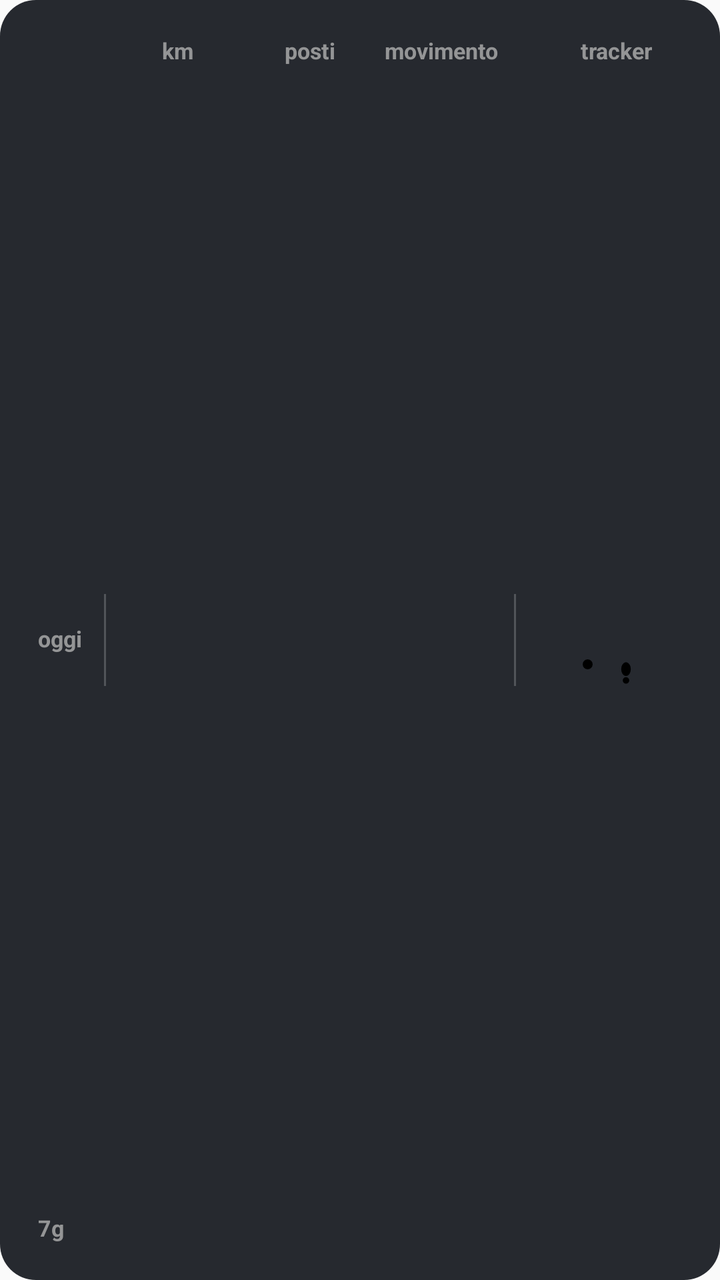
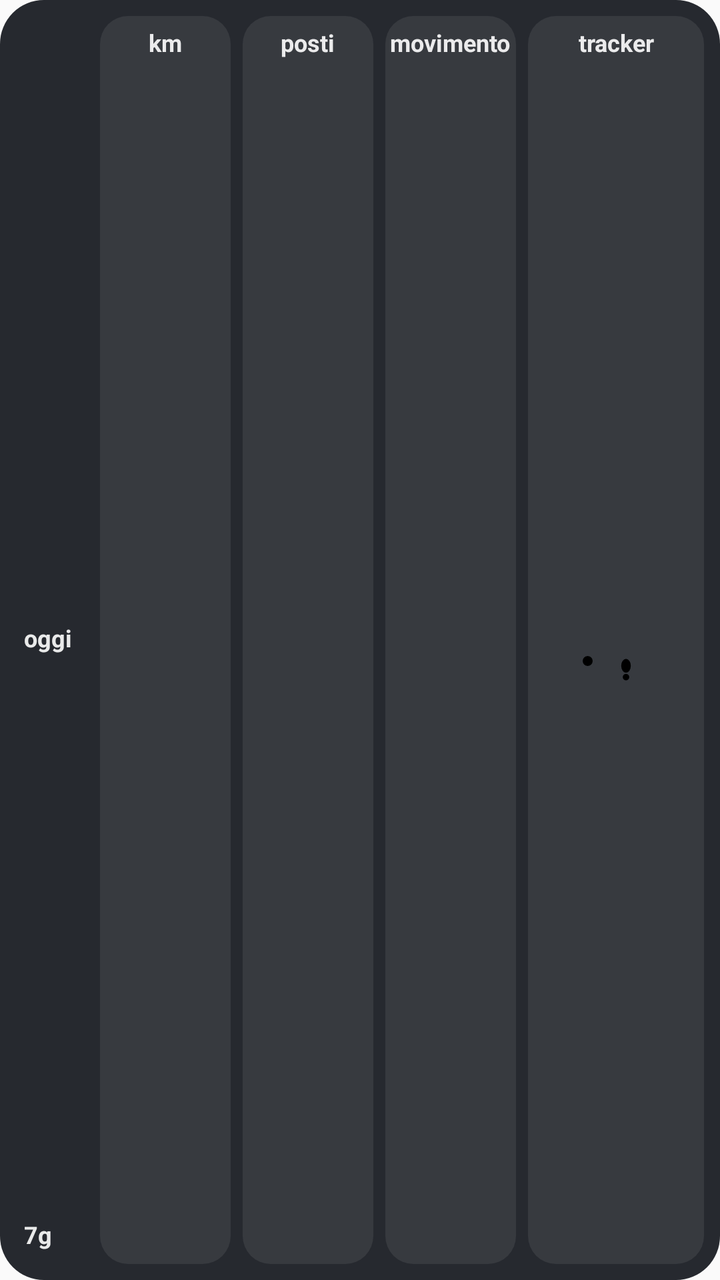

Screens rendered from an Android XML layout before and after an edit, with the pre-edit source and the edit as a unified diff.
<!-- AndroidManifest.xml: application theme android:Theme.Material.Light.NoActionBar -->
<!-- res/layout/widget_today_dark.xml -->
<?xml version="1.0" encoding="utf-8"?>
<LinearLayout xmlns:android="http://schemas.android.com/apk/res/android"
    android:id="@+id/w_root"
    android:layout_width="match_parent"
    android:layout_height="match_parent"
    android:orientation="horizontal"
    android:gravity="center_vertical"
    android:padding="8dp"
    android:background="@drawable/widget_flat_dark">

    <LinearLayout
        android:id="@+id/w_col_lbl"
        android:layout_width="wrap_content"
        android:layout_height="match_parent"
        android:minWidth="34dp"
        android:paddingLeft="11dp"
        android:layout_marginRight="10dp"
        android:orientation="vertical">
        <TextView
            android:layout_width="wrap_content"
            android:layout_height="wrap_content"
            android:layout_gravity="left"
            android:gravity="center"
            android:paddingTop="11dp"
            android:paddingBottom="0dp"
            android:text=" "
            android:includeFontPadding="false"
            android:textSize="11.2sp"
            android:textStyle="bold"
            android:textColor="#D9A8A8A8"
            android:maxLines="1" />
        <TextView
            android:layout_width="match_parent"
            android:layout_height="0dp"
            android:layout_weight="1" />
        <TextView
            android:layout_width="wrap_content"
            android:layout_height="wrap_content"
            android:minHeight="21dp"
            android:layout_gravity="left"
            android:gravity="center_vertical"
            android:text="oggi"
            android:includeFontPadding="false"
            android:textSize="11.2sp"
            android:textStyle="bold"
            android:textColor="#D9A8A8A8"
            android:maxLines="1" />
        <TextView
            android:layout_width="match_parent"
            android:layout_height="0dp"
            android:layout_weight="1" />
        <TextView
            android:layout_width="wrap_content"
            android:layout_height="wrap_content"
            android:layout_gravity="left"
            android:gravity="center"
            android:paddingTop="0dp"
            android:paddingBottom="11dp"
            android:text="7g"
            android:includeFontPadding="false"
            android:textSize="11.2sp"
            android:textStyle="bold"
            android:textColor="#D9A8A8A8"
            android:maxLines="1" />
    </LinearLayout>
    <ImageView
        android:layout_width="1dp"
        android:layout_height="46dp"
        android:background="#33FFFFFF" />
    <LinearLayout
        android:id="@+id/w_col_km"
        android:layout_width="0dp"
        android:layout_height="match_parent"
        android:layout_weight="1"
        android:layout_marginLeft="6dp"
        android:orientation="vertical">
        <TextView
            android:layout_width="wrap_content"
            android:layout_height="wrap_content"
            android:layout_gravity="center_horizontal"
            android:gravity="center"
            android:paddingTop="11dp"
            android:paddingBottom="0dp"
            android:text="km"
            android:includeFontPadding="false"
            android:textSize="11.2sp"
            android:textStyle="bold"
            android:textColor="#D9A8A8A8"
            android:maxLines="1" />
        <TextView
            android:layout_width="match_parent"
            android:layout_height="0dp"
            android:layout_weight="1" />
        <TextView
            android:id="@+id/w_km"
            android:layout_width="match_parent"
            android:layout_height="wrap_content"
            android:minHeight="21dp"
            android:gravity="center"
            android:includeFontPadding="false"
            android:textSize="16.8sp"
            android:textStyle="bold"
            android:textColor="#FFFFFF"
            android:maxLines="1" />
        <TextView
            android:layout_width="match_parent"
            android:layout_height="0dp"
            android:layout_weight="1" />
        <TextView
            android:id="@+id/w_km_week"
            android:layout_width="match_parent"
            android:layout_height="wrap_content"
            android:layout_gravity="center_horizontal"
            android:gravity="center_horizontal"
            android:paddingTop="0dp"
            android:paddingBottom="11dp"
            android:includeFontPadding="false"
            android:textSize="11.2sp"
            android:textStyle="bold"
            android:textColor="#D9A8A8A8"
            android:maxLines="1" />
    </LinearLayout>
    <LinearLayout
        android:id="@+id/w_col_places"
        android:layout_width="0dp"
        android:layout_height="match_parent"
        android:layout_weight="1"
        android:layout_marginLeft="6dp"
        android:orientation="vertical">
        <TextView
            android:layout_width="wrap_content"
            android:layout_height="wrap_content"
            android:layout_gravity="center_horizontal"
            android:gravity="center"
            android:paddingTop="11dp"
            android:paddingBottom="0dp"
            android:text="posti"
            android:includeFontPadding="false"
            android:textSize="11.2sp"
            android:textStyle="bold"
            android:textColor="#D9A8A8A8"
            android:maxLines="1" />
        <TextView
            android:layout_width="match_parent"
            android:layout_height="0dp"
            android:layout_weight="1" />
        <TextView
            android:id="@+id/w_places"
            android:layout_width="match_parent"
            android:layout_height="wrap_content"
            android:minHeight="21dp"
            android:gravity="center"
            android:includeFontPadding="false"
            android:textSize="16.8sp"
            android:textStyle="bold"
            android:textColor="#FFFFFF"
            android:maxLines="1" />
        <TextView
            android:layout_width="match_parent"
            android:layout_height="0dp"
            android:layout_weight="1" />
        <TextView
            android:id="@+id/w_places_week"
            android:layout_width="match_parent"
            android:layout_height="wrap_content"
            android:layout_gravity="center_horizontal"
            android:gravity="center_horizontal"
            android:paddingTop="0dp"
            android:paddingBottom="11dp"
            android:includeFontPadding="false"
            android:textSize="11.2sp"
            android:textStyle="bold"
            android:textColor="#D9A8A8A8"
            android:maxLines="1" />
    </LinearLayout>
    <LinearLayout
        android:id="@+id/w_col_time"
        android:layout_width="0dp"
        android:layout_height="match_parent"
        android:layout_weight="1"
        android:layout_marginLeft="6dp"
        android:orientation="vertical">
        <TextView
            android:layout_width="wrap_content"
            android:layout_height="wrap_content"
            android:layout_gravity="center_horizontal"
            android:gravity="center"
            android:paddingTop="11dp"
            android:paddingBottom="0dp"
            android:text="movimento"
            android:includeFontPadding="false"
            android:textSize="11.2sp"
            android:textStyle="bold"
            android:textColor="#D9A8A8A8"
            android:maxLines="1" />
        <TextView
            android:layout_width="match_parent"
            android:layout_height="0dp"
            android:layout_weight="1" />
        <TextView
            android:id="@+id/w_time"
            android:layout_width="match_parent"
            android:layout_height="wrap_content"
            android:minHeight="21dp"
            android:gravity="center"
            android:includeFontPadding="false"
            android:textSize="16.8sp"
            android:textStyle="bold"
            android:textColor="#FFFFFF"
            android:maxLines="1" />
        <TextView
            android:layout_width="match_parent"
            android:layout_height="0dp"
            android:layout_weight="1" />
        <TextView
            android:id="@+id/w_time_week"
            android:layout_width="match_parent"
            android:layout_height="wrap_content"
            android:layout_gravity="center_horizontal"
            android:gravity="center_horizontal"
            android:paddingTop="0dp"
            android:paddingBottom="11dp"
            android:includeFontPadding="false"
            android:textSize="11.2sp"
            android:textStyle="bold"
            android:textColor="#D9A8A8A8"
            android:maxLines="1" />
    </LinearLayout>
    <ImageView
        android:layout_width="1dp"
        android:layout_height="46dp"
        android:layout_marginLeft="6dp"
        android:background="#33FFFFFF" />
    <LinearLayout
        android:id="@+id/w_col_pos"
        android:layout_width="wrap_content"
        android:layout_height="match_parent"
        android:minWidth="88dp"
        android:paddingLeft="11dp"
        android:paddingRight="11dp"
        android:layout_marginLeft="6dp"
        android:orientation="vertical">
        <TextView
            android:id="@+id/w_lbl_pos"
            android:layout_width="wrap_content"
            android:layout_height="wrap_content"
            android:layout_gravity="center_horizontal"
            android:gravity="center"
            android:paddingTop="11dp"
            android:paddingBottom="0dp"
            android:text="tracker"
            android:includeFontPadding="false"
            android:textSize="11.2sp"
            android:textStyle="bold"
            android:textColor="#D9A8A8A8"
            android:maxLines="1" />
        <LinearLayout
            android:layout_width="match_parent"
            android:layout_height="0dp"
            android:layout_weight="1"
            android:orientation="horizontal"
            android:gravity="center">
            <ViewFlipper
                android:id="@+id/w_flip_still"
                android:layout_width="23.1dp"
                android:layout_height="23.1dp"
                android:autoStart="true"
                android:flipInterval="500"
                android:inAnimation="@android:anim/fade_in"
                android:outAnimation="@android:anim/fade_out">
            <ImageView
                android:id="@+id/still_0"
                android:layout_width="match_parent"
                android:layout_height="match_parent"
                android:scaleType="fitCenter"
                android:src="@drawable/ic_still_0" />
            <ImageView
                android:id="@+id/still_1"
                android:layout_width="match_parent"
                android:layout_height="match_parent"
                android:scaleType="fitCenter"
                android:src="@drawable/ic_still_1" />
            <ImageView
                android:id="@+id/still_2"
                android:layout_width="match_parent"
                android:layout_height="match_parent"
                android:scaleType="fitCenter"
                android:src="@drawable/ic_still_2" />
            <ImageView
                android:id="@+id/still_3"
                android:layout_width="match_parent"
                android:layout_height="match_parent"
                android:scaleType="fitCenter"
                android:src="@drawable/ic_still_3" />
            </ViewFlipper>
            <ViewFlipper
                android:id="@+id/w_flip_steps"
                android:layout_width="23.1dp"
                android:layout_height="23.1dp"
                android:autoStart="true"
                android:flipInterval="500"
                android:inAnimation="@android:anim/fade_in"
                android:outAnimation="@android:anim/fade_out">
            <ImageView
                android:id="@+id/steps_0"
                android:layout_width="match_parent"
                android:layout_height="match_parent"
                android:scaleType="fitCenter"
                android:src="@drawable/ic_steps_0" />
            <ImageView
                android:id="@+id/steps_1"
                android:layout_width="match_parent"
                android:layout_height="match_parent"
                android:scaleType="fitCenter"
                android:src="@drawable/ic_steps_1" />
            <ImageView
                android:id="@+id/steps_2"
                android:layout_width="match_parent"
                android:layout_height="match_parent"
                android:scaleType="fitCenter"
                android:src="@drawable/ic_steps_2" />
            <ImageView
                android:id="@+id/steps_3"
                android:layout_width="match_parent"
                android:layout_height="match_parent"
                android:scaleType="fitCenter"
                android:src="@drawable/ic_steps_3" />
            </ViewFlipper>
            <TextView
                android:id="@+id/w_ago"
                android:layout_width="wrap_content"
                android:layout_height="wrap_content"
                android:layout_marginLeft="5dp"
                android:gravity="center"
                android:includeFontPadding="false"
                android:textSize="16.8sp"
                android:textStyle="bold"
                android:textColor="#FFFFFF"
                android:maxLines="1" />
        </LinearLayout>
    </LinearLayout>
</LinearLayout>
<!-- resources referenced by this layout -->
<resources>
  <!-- drawable ic_steps_0 (drawable) -->
  <?xml version="1.0" encoding="utf-8"?>
  <vector xmlns:android="http://schemas.android.com/apk/res/android"
      android:width="24dp"
      android:height="24dp"
      android:viewportWidth="24"
      android:viewportHeight="24">
      <path
          android:fillColor="#FF000000"
          android:fillAlpha="1.0"
          android:pathData="M5.5,14.5a2.5,3.6 0 1,0 5,0a2.5,3.6 0 1,0 -5,0z" />
      <path
          android:fillColor="#FF000000"
          android:fillAlpha="1.0"
          android:pathData="M6.3,20.4a1.7,1.7 0 1,0 3.4,0a1.7,1.7 0 1,0 -3.4,0z" />
  </vector>
  <!-- drawable ic_steps_3 (drawable) -->
  <?xml version="1.0" encoding="utf-8"?>
  <vector xmlns:android="http://schemas.android.com/apk/res/android"
      android:width="24dp"
      android:height="24dp"
      android:viewportWidth="24"
      android:viewportHeight="24">
      <path
          android:fillColor="#FF000000"
          android:fillAlpha="1.0"
          android:pathData="M13.5,5.5a2.5,3.6 0 1,0 5,0a2.5,3.6 0 1,0 -5,0z" />
      <path
          android:fillColor="#FF000000"
          android:fillAlpha="1.0"
          android:pathData="M14.3,11.4a1.7,1.7 0 1,0 3.4,0a1.7,1.7 0 1,0 -3.4,0z" />
  </vector>
  <!-- drawable ic_still_0 (drawable) -->
  <?xml version="1.0" encoding="utf-8"?>
  <vector xmlns:android="http://schemas.android.com/apk/res/android"
      android:width="24dp"
      android:height="24dp"
      android:viewportWidth="24"
      android:viewportHeight="24">
      <path
          android:fillColor="#FF000000"
          android:fillAlpha="1.0"
          android:pathData="M12,12m-2.6,0a2.6,2.6 0 1,0 5.2,0a2.6,2.6 0 1,0 -5.2,0" />
  </vector>
  <!-- drawable ic_still_1 (drawable) -->
  <?xml version="1.0" encoding="utf-8"?>
  <vector xmlns:android="http://schemas.android.com/apk/res/android"
      android:width="24dp"
      android:height="24dp"
      android:viewportWidth="24"
      android:viewportHeight="24">
      <path
          android:fillColor="#FF000000"
          android:fillAlpha="1.0"
          android:pathData="M12,12m-2.6,0a2.6,2.6 0 1,0 5.2,0a2.6,2.6 0 1,0 -5.2,0" />
      <path
          android:fillColor="#00000000"
          android:strokeColor="#FF000000"
          android:strokeAlpha="1.0"
          android:strokeWidth="1.8"
          android:pathData="M12,12m-5.6,0a5.6,5.6 0 1,0 11.2,0a5.6,5.6 0 1,0 -11.2,0" />
  </vector>
  <!-- drawable ic_still_3 (drawable) -->
  <?xml version="1.0" encoding="utf-8"?>
  <vector xmlns:android="http://schemas.android.com/apk/res/android"
      android:width="24dp"
      android:height="24dp"
      android:viewportWidth="24"
      android:viewportHeight="24">
      <path
          android:fillColor="#FF000000"
          android:fillAlpha="1.0"
          android:pathData="M12,12m-2.6,0a2.6,2.6 0 1,0 5.2,0a2.6,2.6 0 1,0 -5.2,0" />
      <path
          android:fillColor="#00000000"
          android:strokeColor="#FF000000"
          android:strokeAlpha="0.45"
          android:strokeWidth="1.5"
          android:pathData="M12,12m-9.8,0a9.8,9.8 0 1,0 19.6,0a9.8,9.8 0 1,0 -19.6,0" />
  </vector>
  <!-- drawable widget_flat_dark (drawable) -->
  <?xml version="1.0" encoding="utf-8"?>
  <shape xmlns:android="http://schemas.android.com/apk/res/android" android:shape="rectangle">
      <solid android:color="#F21B1E24" />
      <corners android:radius="18dp" />
  </shape>
  <!-- unchanged entries left out for length: 3 -->
</resources>

<!-- the commit's change to res/layout/widget_today_dark.xml (unified diff, before → after) -->
@@ -13,21 +13,21 @@
         android:layout_width="wrap_content"
         android:layout_height="match_parent"
         android:minWidth="34dp"
-        android:paddingLeft="11dp"
-        android:layout_marginRight="10dp"
+        android:paddingLeft="4dp"
+        android:layout_marginRight="2dp"
         android:orientation="vertical">
         <TextView
             android:layout_width="wrap_content"
             android:layout_height="wrap_content"
             android:layout_gravity="left"
             android:gravity="center"
-            android:paddingTop="11dp"
+            android:paddingTop="7dp"
             android:paddingBottom="0dp"
             android:text=" "
             android:includeFontPadding="false"
-            android:textSize="11.2sp"
-            android:textStyle="bold"
-            android:textColor="#D9A8A8A8"
+            android:textSize="12sp"
+            android:textStyle="bold"
+            android:textColor="#E6FFFFFF"
             android:maxLines="1" />
         <TextView
             android:layout_width="match_parent"
@@ -41,9 +41,9 @@
             android:gravity="center_vertical"
             android:text="oggi"
             android:includeFontPadding="false"
-            android:textSize="11.2sp"
-            android:textStyle="bold"
-            android:textColor="#D9A8A8A8"
+            android:textSize="12sp"
+            android:textStyle="bold"
+            android:textColor="#E6FFFFFF"
             android:maxLines="1" />
         <TextView
             android:layout_width="match_parent"
@@ -55,20 +55,17 @@
             android:layout_gravity="left"
             android:gravity="center"
             android:paddingTop="0dp"
-            android:paddingBottom="11dp"
+            android:paddingBottom="7dp"
             android:text="7g"
             android:includeFontPadding="false"
-            android:textSize="11.2sp"
-            android:textStyle="bold"
-            android:textColor="#D9A8A8A8"
-            android:maxLines="1" />
-    </LinearLayout>
-    <ImageView
-        android:layout_width="1dp"
-        android:layout_height="46dp"
-        android:background="#33FFFFFF" />
+            android:textSize="12sp"
+            android:textStyle="bold"
+            android:textColor="#E6FFFFFF"
+            android:maxLines="1" />
+    </LinearLayout>
     <LinearLayout
         android:id="@+id/w_col_km"
+        android:background="@drawable/widget_cell"
         android:layout_width="0dp"
         android:layout_height="match_parent"
         android:layout_weight="1"
@@ -79,13 +76,13 @@
             android:layout_height="wrap_content"
             android:layout_gravity="center_horizontal"
             android:gravity="center"
-            android:paddingTop="11dp"
+            android:paddingTop="7dp"
             android:paddingBottom="0dp"
             android:text="km"
             android:includeFontPadding="false"
-            android:textSize="11.2sp"
-            android:textStyle="bold"
-            android:textColor="#D9A8A8A8"
+            android:textSize="12sp"
+            android:textStyle="bold"
+            android:textColor="#E6FFFFFF"
             android:maxLines="1" />
         <TextView
             android:layout_width="match_parent"
@@ -98,7 +95,7 @@
             android:minHeight="21dp"
             android:gravity="center"
             android:includeFontPadding="false"
-            android:textSize="16.8sp"
+            android:textSize="16.5sp"
             android:textStyle="bold"
             android:textColor="#FFFFFF"
             android:maxLines="1" />
@@ -113,15 +110,16 @@
             android:layout_gravity="center_horizontal"
             android:gravity="center_horizontal"
             android:paddingTop="0dp"
-            android:paddingBottom="11dp"
-            android:includeFontPadding="false"
-            android:textSize="11.2sp"
-            android:textStyle="bold"
-            android:textColor="#D9A8A8A8"
+            android:paddingBottom="7dp"
+            android:includeFontPadding="false"
+            android:textSize="12sp"
+            android:textStyle="bold"
+            android:textColor="#E6FFFFFF"
             android:maxLines="1" />
     </LinearLayout>
     <LinearLayout
         android:id="@+id/w_col_places"
+        android:background="@drawable/widget_cell"
         android:layout_width="0dp"
         android:layout_height="match_parent"
         android:layout_weight="1"
@@ -132,13 +130,13 @@
             android:layout_height="wrap_content"
             android:layout_gravity="center_horizontal"
             android:gravity="center"
-            android:paddingTop="11dp"
+            android:paddingTop="7dp"
             android:paddingBottom="0dp"
             android:text="posti"
             android:includeFontPadding="false"
-            android:textSize="11.2sp"
-            android:textStyle="bold"
-            android:textColor="#D9A8A8A8"
+            android:textSize="12sp"
+            android:textStyle="bold"
+            android:textColor="#E6FFFFFF"
             android:maxLines="1" />
         <TextView
             android:layout_width="match_parent"
@@ -151,7 +149,7 @@
             android:minHeight="21dp"
             android:gravity="center"
             android:includeFontPadding="false"
-            android:textSize="16.8sp"
+            android:textSize="16.5sp"
             android:textStyle="bold"
             android:textColor="#FFFFFF"
             android:maxLines="1" />
@@ -166,15 +164,16 @@
             android:layout_gravity="center_horizontal"
             android:gravity="center_horizontal"
             android:paddingTop="0dp"
-            android:paddingBottom="11dp"
-            android:includeFontPadding="false"
-            android:textSize="11.2sp"
-            android:textStyle="bold"
-            android:textColor="#D9A8A8A8"
+            android:paddingBottom="7dp"
+            android:includeFontPadding="false"
+            android:textSize="12sp"
+            android:textStyle="bold"
+            android:textColor="#E6FFFFFF"
             android:maxLines="1" />
     </LinearLayout>
     <LinearLayout
         android:id="@+id/w_col_time"
+        android:background="@drawable/widget_cell"
         android:layout_width="0dp"
         android:layout_height="match_parent"
         android:layout_weight="1"
@@ -185,13 +184,13 @@
             android:layout_height="wrap_content"
             android:layout_gravity="center_horizontal"
             android:gravity="center"
-            android:paddingTop="11dp"
+            android:paddingTop="7dp"
             android:paddingBottom="0dp"
             android:text="movimento"
             android:includeFontPadding="false"
-            android:textSize="11.2sp"
-            android:textStyle="bold"
-            android:textColor="#D9A8A8A8"
+            android:textSize="12sp"
+            android:textStyle="bold"
+            android:textColor="#E6FFFFFF"
             android:maxLines="1" />
         <TextView
             android:layout_width="match_parent"
@@ -204,7 +203,7 @@
             android:minHeight="21dp"
             android:gravity="center"
             android:includeFontPadding="false"
-            android:textSize="16.8sp"
+            android:textSize="16.5sp"
             android:textStyle="bold"
             android:textColor="#FFFFFF"
             android:maxLines="1" />
@@ -219,26 +218,22 @@
             android:layout_gravity="center_horizontal"
             android:gravity="center_horizontal"
             android:paddingTop="0dp"
-            android:paddingBottom="11dp"
-            android:includeFontPadding="false"
-            android:textSize="11.2sp"
-            android:textStyle="bold"
-            android:textColor="#D9A8A8A8"
-            android:maxLines="1" />
-    </LinearLayout>
-    <ImageView
-        android:layout_width="1dp"
-        android:layout_height="46dp"
+            android:paddingBottom="7dp"
+            android:includeFontPadding="false"
+            android:textSize="12sp"
+            android:textStyle="bold"
+            android:textColor="#E6FFFFFF"
+            android:maxLines="1" />
+    </LinearLayout>
+    <LinearLayout
+        android:id="@+id/w_col_pos"
+        android:background="@drawable/widget_cell"
+        android:layout_width="wrap_content"
+        android:layout_height="match_parent"
+        android:minWidth="88dp"
+        android:paddingLeft="6dp"
+        android:paddingRight="6dp"
         android:layout_marginLeft="6dp"
-        android:background="#33FFFFFF" />
-    <LinearLayout
-        android:id="@+id/w_col_pos"
-        android:layout_width="wrap_content"
-        android:layout_height="match_parent"
-        android:minWidth="88dp"
-        android:paddingLeft="11dp"
-        android:paddingRight="11dp"
-        android:layout_marginLeft="6dp"
         android:orientation="vertical">
         <TextView
             android:id="@+id/w_lbl_pos"
@@ -246,13 +241,13 @@
             android:layout_height="wrap_content"
             android:layout_gravity="center_horizontal"
             android:gravity="center"
-            android:paddingTop="11dp"
+            android:paddingTop="7dp"
             android:paddingBottom="0dp"
             android:text="tracker"
             android:includeFontPadding="false"
-            android:textSize="11.2sp"
-            android:textStyle="bold"
-            android:textColor="#D9A8A8A8"
+            android:textSize="12sp"
+            android:textStyle="bold"
+            android:textColor="#E6FFFFFF"
             android:maxLines="1" />
         <LinearLayout
             android:layout_width="match_parent"
@@ -333,7 +328,7 @@
                 android:layout_marginLeft="5dp"
                 android:gravity="center"
                 android:includeFontPadding="false"
-                android:textSize="16.8sp"
+                android:textSize="16.5sp"
                 android:textStyle="bold"
                 android:textColor="#FFFFFF"
                 android:maxLines="1" />
<!-- resource entries referenced after the edit -->
@@ -80,11 +80,17 @@
           android:strokeWidth="1.5"
           android:pathData="M12,12m-9.8,0a9.8,9.8 0 1,0 19.6,0a9.8,9.8 0 1,0 -19.6,0" />
   </vector>
+  <!-- drawable widget_cell (drawable) -->
+  <?xml version="1.0" encoding="utf-8"?>
+  <shape xmlns:android="http://schemas.android.com/apk/res/android" android:shape="rectangle">
+      <solid android:color="#14FFFFFF" />
+      <corners android:radius="14dp" />
+  </shape>
   <!-- drawable widget_flat_dark (drawable) -->
   <?xml version="1.0" encoding="utf-8"?>
   <shape xmlns:android="http://schemas.android.com/apk/res/android" android:shape="rectangle">
       <solid android:color="#F21B1E24" />
-      <corners android:radius="18dp" />
+      <corners android:radius="22dp" />
   </shape>
   <!-- unchanged entries left out for length: 3 -->
 </resources>
